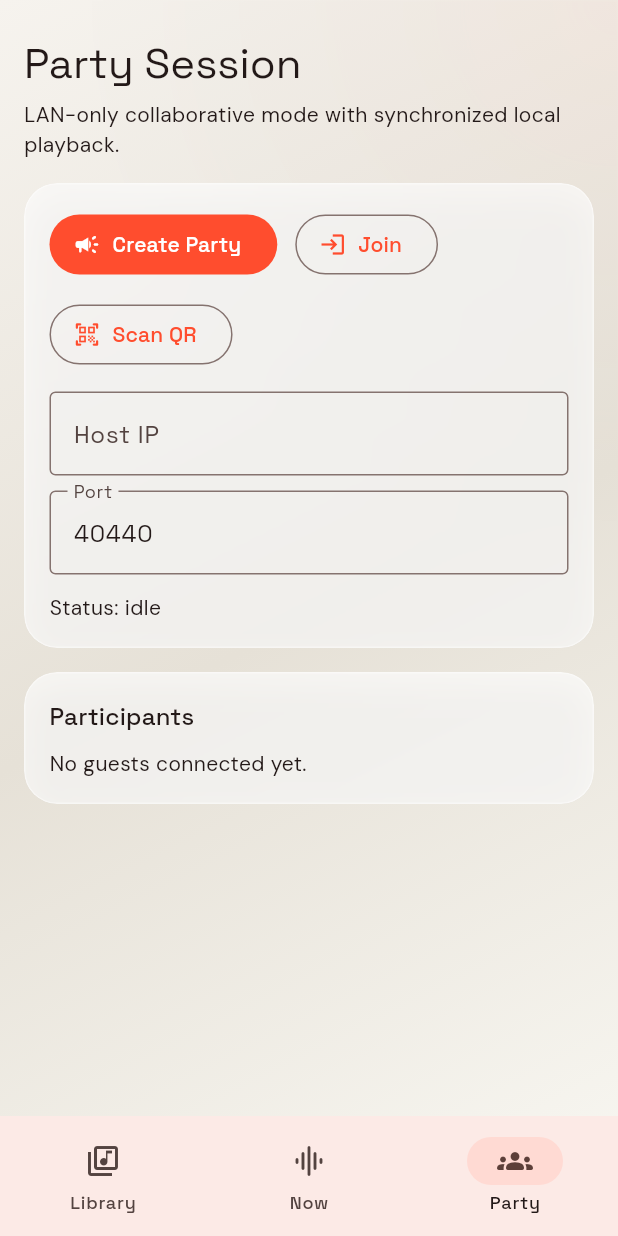
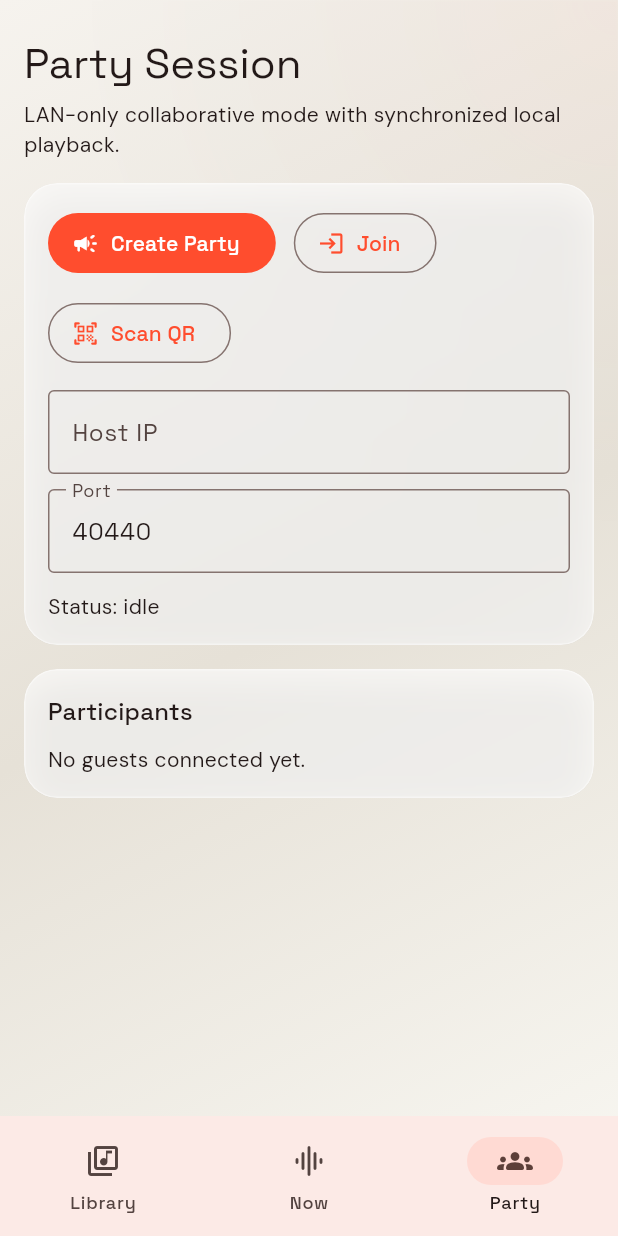
Before and after one commit to DhrubaDC1/collaborative_music_player, a Flutter app: the screen it shows after launch, item 3 of the bottom bar chosen, on a phone screen of 412 x 824 dp. Run offline on Flutter 3.47's test engine with Material 3 defaults, Android fonts, the phone set to English and light mode, and no system bars; our stand-ins replace audio_service, file_picker, flutter_riverpod, google_fonts, just_audio, qr_flutter; missing offline and left inert: audio_session, mobile_scanner, youtube_explode_dart; statements that could not run were skipped.

Commit message:
feat: add UI design system foundation and feature flags

```diff
--- a/lib/core/theme/app_theme.dart
+++ b/lib/core/theme/app_theme.dart
@@ -1,5 +1,8 @@
 import 'dart:ui';
 
+import 'package:collaborative_music_player/design_system/tokens/glass_tokens.dart';
+import 'package:collaborative_music_player/design_system/tokens/motion_tokens.dart';
+import 'package:collaborative_music_player/design_system/tokens/spacing_tokens.dart';
 import 'package:flutter/material.dart';
 import 'package:google_fonts/google_fonts.dart';
 
@@ -19,6 +22,11 @@
     );
 
     return base.copyWith(
+      extensions: const [
+        GlassTokens.light,
+        MotionTokens.defaults,
+        SpacingTokens.defaults,
+      ],
       textTheme: GoogleFonts.spaceGroteskTextTheme(base.textTheme).copyWith(
         bodyMedium: GoogleFonts.dmSans(textStyle: base.textTheme.bodyMedium),
         bodySmall: GoogleFonts.dmSans(textStyle: base.textTheme.bodySmall),
@@ -48,6 +56,11 @@
     );
 
     return base.copyWith(
+      extensions: const [
+        GlassTokens.dark,
+        MotionTokens.defaults,
+        SpacingTokens.defaults,
+      ],
       textTheme: GoogleFonts.spaceGroteskTextTheme(base.textTheme).copyWith(
         bodyMedium: GoogleFonts.dmSans(textStyle: base.textTheme.bodyMedium),
         bodySmall: GoogleFonts.dmSans(textStyle: base.textTheme.bodySmall),
@@ -69,16 +82,11 @@
   @override
   Widget build(BuildContext context) {
     final isDark = Theme.of(context).brightness == Brightness.dark;
+    final glass =
+        Theme.of(context).extension<GlassTokens>() ??
+        (isDark ? GlassTokens.dark : GlassTokens.light);
     return DecoratedBox(
-      decoration: BoxDecoration(
-        gradient: LinearGradient(
-          begin: Alignment.topLeft,
-          end: Alignment.bottomRight,
-          colors: isDark
-              ? const [Color(0xFF070A0E), Color(0xFF121722), Color(0xFF0A1218)]
-              : const [Color(0xFFF6F3EE), Color(0xFFE6E1D7), Color(0xFFF9F8F3)],
-        ),
-      ),
+      decoration: BoxDecoration(gradient: glass.backgroundGradient),
       child: Stack(
         fit: StackFit.expand,
         children: [
--- a/lib/core/widgets/glass_panel.dart
+++ b/lib/core/widgets/glass_panel.dart
@@ -1,5 +1,4 @@
-import 'dart:ui';
-
+import 'package:collaborative_music_player/design_system/components/glass_surface.dart';
 import 'package:flutter/material.dart';
 
 class GlassPanel extends StatelessWidget {
@@ -18,33 +17,11 @@
 
   @override
   Widget build(BuildContext context) {
-    final isDark = Theme.of(context).brightness == Brightness.dark;
-    final panelColor = isDark
-        ? const Color(0x33131B28)
-        : const Color(0xA8FFFFFF);
-    return ClipRRect(
-      borderRadius: BorderRadius.circular(radius),
-      child: BackdropFilter(
-        filter: ImageFilter.blur(sigmaX: blur, sigmaY: blur),
-        child: Container(
-          padding: padding,
-          decoration: BoxDecoration(
-            color: panelColor,
-            borderRadius: BorderRadius.circular(radius),
-            border: Border.all(
-              color: isDark ? const Color(0x4DFFFFFF) : const Color(0x66FFFFFF),
-            ),
-            boxShadow: [
-              BoxShadow(
-                color: Colors.black.withValues(alpha: isDark ? 0.25 : 0.08),
-                blurRadius: 18,
-                offset: const Offset(0, 8),
-              ),
-            ],
-          ),
-          child: child,
-        ),
-      ),
+    return GlassSurface(
+      padding: padding,
+      radius: radius,
+      blur: blur,
+      child: child,
     );
   }
 }
--- /dev/null
+++ b/lib/design_system/components/glass_surface.dart
@@ -0,0 +1,49 @@
+import 'dart:ui';
+
+import 'package:collaborative_music_player/design_system/theme/theme_tokens.dart';
+import 'package:flutter/material.dart';
+
+class GlassSurface extends StatelessWidget {
+  const GlassSurface({
+    super.key,
+    required this.child,
+    this.padding = const EdgeInsets.all(16),
+    this.radius,
+    this.blur,
+    this.background,
+  });
+
+  final Widget child;
+  final EdgeInsetsGeometry padding;
+  final double? radius;
+  final double? blur;
+  final Color? background;
+
+  @override
+  Widget build(BuildContext context) {
+    final glass = context.glass;
+    final effectiveRadius = radius ?? glass.radiusMd;
+    final effectiveBlur = blur ?? glass.blurMd;
+    return ClipRRect(
+      borderRadius: BorderRadius.circular(effectiveRadius),
+      child: BackdropFilter(
+        filter: ImageFilter.blur(sigmaX: effectiveBlur, sigmaY: effectiveBlur),
+        child: DecoratedBox(
+          decoration: BoxDecoration(
+            color: background ?? glass.panelMedium,
+            borderRadius: BorderRadius.circular(effectiveRadius),
+            border: Border.all(color: glass.border),
+            boxShadow: [
+              BoxShadow(
+                color: glass.shadow,
+                blurRadius: 18,
+                offset: const Offset(0, 8),
+              ),
+            ],
+          ),
+          child: Padding(padding: padding, child: child),
+        ),
+      ),
+    );
+  }
+}
--- /dev/null
+++ b/lib/design_system/tokens/glass_tokens.dart
@@ -0,0 +1,133 @@
+import 'dart:ui';
+
+import 'package:flutter/material.dart';
+
+@immutable
+class GlassTokens extends ThemeExtension<GlassTokens> {
+  const GlassTokens({
+    required this.backgroundGradient,
+    required this.panelStrong,
+    required this.panelMedium,
+    required this.panelSoft,
+    required this.border,
+    required this.shadow,
+    required this.blurSm,
+    required this.blurMd,
+    required this.blurLg,
+    required this.radiusSm,
+    required this.radiusMd,
+    required this.radiusLg,
+  });
+
+  final Gradient backgroundGradient;
+  final Color panelStrong;
+  final Color panelMedium;
+  final Color panelSoft;
+  final Color border;
+  final Color shadow;
+  final double blurSm;
+  final double blurMd;
+  final double blurLg;
+  final double radiusSm;
+  final double radiusMd;
+  final double radiusLg;
+
+  @override
+  GlassTokens copyWith({
+    Gradient? backgroundGradient,
+    Color? panelStrong,
+    Color? panelMedium,
+    Color? panelSoft,
+    Color? border,
+    Color? shadow,
+    double? blurSm,
+    double? blurMd,
+    double? blurLg,
+    double? radiusSm,
+    double? radiusMd,
+    double? radiusLg,
+  }) {
+    return GlassTokens(
+      backgroundGradient: backgroundGradient ?? this.backgroundGradient,
+      panelStrong: panelStrong ?? this.panelStrong,
+      panelMedium: panelMedium ?? this.panelMedium,
+      panelSoft: panelSoft ?? this.panelSoft,
+      border: border ?? this.border,
+      shadow: shadow ?? this.shadow,
+      blurSm: blurSm ?? this.blurSm,
+      blurMd: blurMd ?? this.blurMd,
+      blurLg: blurLg ?? this.blurLg,
+      radiusSm: radiusSm ?? this.radiusSm,
+      radiusMd: radiusMd ?? this.radiusMd,
+      radiusLg: radiusLg ?? this.radiusLg,
+    );
+  }
+
+  @override
+  ThemeExtension<GlassTokens> lerp(
+    ThemeExtension<GlassTokens>? other,
+    double t,
+  ) {
+    if (other is! GlassTokens) {
+      return this;
+    }
+    return GlassTokens(
+      backgroundGradient:
+          LinearGradient.lerp(
+            backgroundGradient as LinearGradient,
+            other.backgroundGradient as LinearGradient,
+            t,
+          ) ??
+          backgroundGradient,
+      panelStrong: Color.lerp(panelStrong, other.panelStrong, t) ?? panelStrong,
+      panelMedium: Color.lerp(panelMedium, other.panelMedium, t) ?? panelMedium,
+      panelSoft: Color.lerp(panelSoft, other.panelSoft, t) ?? panelSoft,
+      border: Color.lerp(border, other.border, t) ?? border,
+      shadow: Color.lerp(shadow, other.shadow, t) ?? shadow,
+      blurSm: lerpDouble(blurSm, other.blurSm, t) ?? blurSm,
+      blurMd: lerpDouble(blurMd, other.blurMd, t) ?? blurMd,
+      blurLg: lerpDouble(blurLg, other.blurLg, t) ?? blurLg,
+      radiusSm: lerpDouble(radiusSm, other.radiusSm, t) ?? radiusSm,
+      radiusMd: lerpDouble(radiusMd, other.radiusMd, t) ?? radiusMd,
+      radiusLg: lerpDouble(radiusLg, other.radiusLg, t) ?? radiusLg,
+    );
+  }
+
+  static const GlassTokens light = GlassTokens(
+    backgroundGradient: LinearGradient(
+      begin: Alignment.topLeft,
+      end: Alignment.bottomRight,
+      colors: [Color(0xFFF6F3EE), Color(0xFFE6E1D7), Color(0xFFF9F8F3)],
+    ),
+    panelStrong: Color(0xC2FFFFFF),
+    panelMedium: Color(0xA8FFFFFF),
+    panelSoft: Color(0x8AFFFFFF),
+    border: Color(0x66FFFFFF),
+    shadow: Color(0x22000000),
+    blurSm: 8,
+    blurMd: 14,
+    blurLg: 22,
+    radiusSm: 14,
+    radiusMd: 20,
+    radiusLg: 26,
+  );
+
+  static const GlassTokens dark = GlassTokens(
+    backgroundGradient: LinearGradient(
+      begin: Alignment.topLeft,
+      end: Alignment.bottomRight,
+      colors: [Color(0xFF070A0E), Color(0xFF121722), Color(0xFF0A1218)],
+    ),
+    panelStrong: Color(0x66131B28),
+    panelMedium: Color(0x4F131B28),
+    panelSoft: Color(0x3A131B28),
+    border: Color(0x4DFFFFFF),
+    shadow: Color(0x55000000),
+    blurSm: 8,
+    blurMd: 14,
+    blurLg: 22,
+    radiusSm: 14,
+    radiusMd: 20,
+    radiusLg: 26,
+  );
+}
--- /dev/null
+++ b/lib/design_system/tokens/motion_tokens.dart
@@ -0,0 +1,80 @@
+import 'dart:ui';
+
+import 'package:flutter/material.dart';
+
+@immutable
+class MotionTokens extends ThemeExtension<MotionTokens> {
+  const MotionTokens({
+    required this.fast,
+    required this.medium,
+    required this.slow,
+    required this.standardCurve,
+  });
+
+  final Duration fast;
+  final Duration medium;
+  final Duration slow;
+  final Curve standardCurve;
+
+  @override
+  MotionTokens copyWith({
+    Duration? fast,
+    Duration? medium,
+    Duration? slow,
+    Curve? standardCurve,
+  }) {
+    return MotionTokens(
+      fast: fast ?? this.fast,
+      medium: medium ?? this.medium,
+      slow: slow ?? this.slow,
+      standardCurve: standardCurve ?? this.standardCurve,
+    );
+  }
+
+  @override
+  ThemeExtension<MotionTokens> lerp(
+    ThemeExtension<MotionTokens>? other,
+    double t,
+  ) {
+    if (other is! MotionTokens) {
+      return this;
+    }
+    return MotionTokens(
+      fast: Duration(
+        milliseconds:
+            lerpDouble(
+              fast.inMilliseconds.toDouble(),
+              other.fast.inMilliseconds.toDouble(),
+              t,
+            )?.round() ??
+            fast.inMilliseconds,
+      ),
+      medium: Duration(
+        milliseconds:
+            lerpDouble(
+              medium.inMilliseconds.toDouble(),
+              other.medium.inMilliseconds.toDouble(),
+              t,
+            )?.round() ??
+            medium.inMilliseconds,
+      ),
+      slow: Duration(
+        milliseconds:
+            lerpDouble(
+              slow.inMilliseconds.toDouble(),
+              other.slow.inMilliseconds.toDouble(),
+              t,
+            )?.round() ??
+            slow.inMilliseconds,
+      ),
+      standardCurve: other.standardCurve,
+    );
+  }
+
+  static const MotionTokens defaults = MotionTokens(
+    fast: Duration(milliseconds: 120),
+    medium: Duration(milliseconds: 220),
+    slow: Duration(milliseconds: 340),
+    standardCurve: Curves.easeOutCubic,
+  );
+}
--- /dev/null
+++ b/lib/design_system/tokens/spacing_tokens.dart
@@ -0,0 +1,62 @@
+import 'dart:ui';
+
+import 'package:flutter/material.dart';
+
+@immutable
+class SpacingTokens extends ThemeExtension<SpacingTokens> {
+  const SpacingTokens({
+    required this.xs,
+    required this.sm,
+    required this.md,
+    required this.lg,
+    required this.xl,
+  });
+
+  final double xs;
+  final double sm;
+  final double md;
+  final double lg;
+  final double xl;
+
+  @override
+  SpacingTokens copyWith({
+    double? xs,
+    double? sm,
+    double? md,
+    double? lg,
+    double? xl,
+  }) {
+    return SpacingTokens(
+      xs: xs ?? this.xs,
+      sm: sm ?? this.sm,
+      md: md ?? this.md,
+      lg: lg ?? this.lg,
+      xl: xl ?? this.xl,
+    );
+  }
+
+  @override
+  ThemeExtension<SpacingTokens> lerp(
+    ThemeExtension<SpacingTokens>? other,
+    double t,
+  ) {
+    if (other is! SpacingTokens) {
+      return this;
+    }
+    return SpacingTokens(
+      xs: lerpDouble(xs, other.xs, t) ?? xs,
+      sm: lerpDouble(sm, other.sm, t) ?? sm,
+      md: lerpDouble(md, other.md, t) ?? md,
+      lg: lerpDouble(lg, other.lg, t) ?? lg,
+      xl: lerpDouble(xl, other.xl, t) ?? xl,
+    );
+  }
+
+  static const SpacingTokens defaults = SpacingTokens(
+    xs: 4,
+    sm: 8,
+    md: 16,
+    lg: 24,
+    xl: 32,
+  );
+}
```
Also changed, not shown: lib/core/config/feature_flags.dart (added, +7 -0 lines), lib/design_system/components/glass_button.dart (added, +43 -0 lines), lib/design_system/components/glass_input.dart (added, +37 -0 lines), lib/design_system/components/status_pill.dart (added, +36 -0 lines), lib/design_system/theme/theme_tokens.dart (added, +10 -0 lines).
